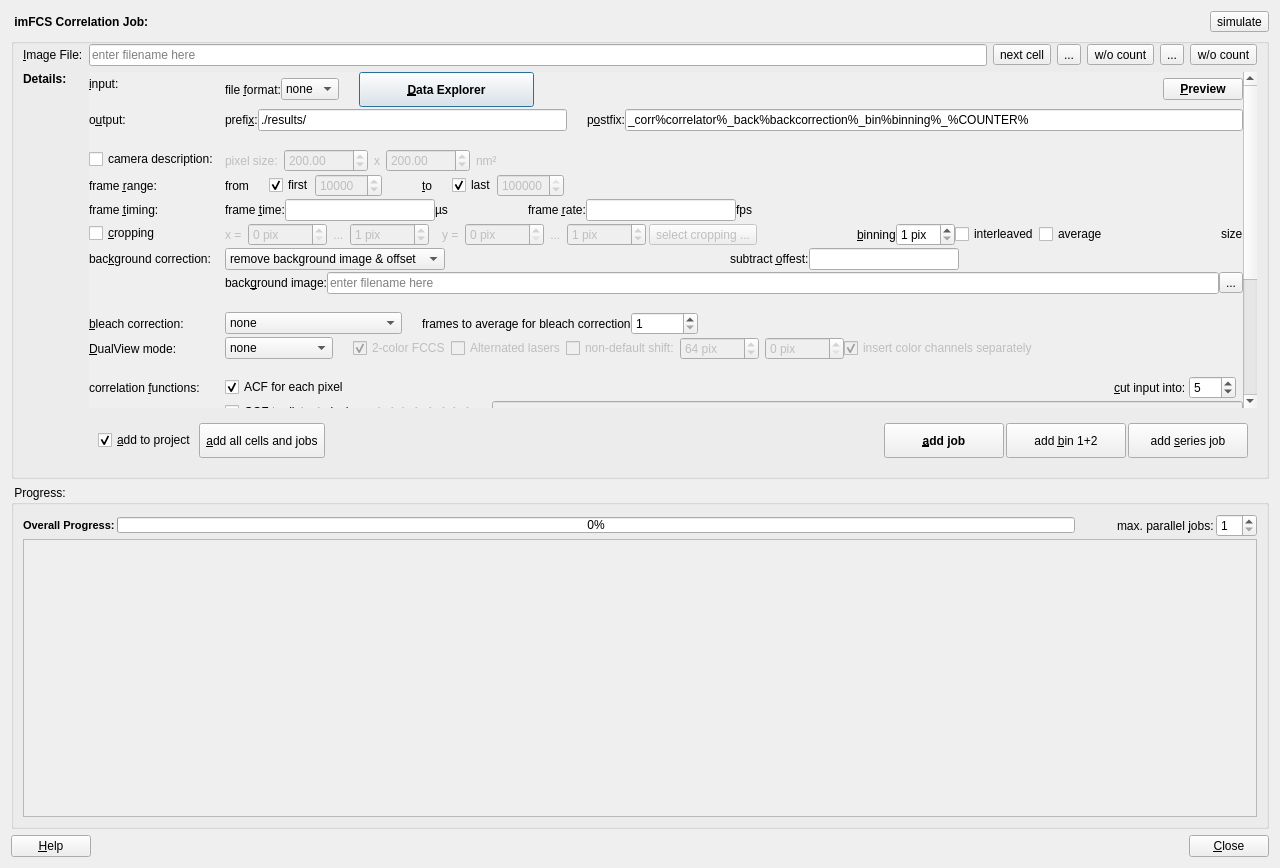
Qt form plugins/imagingfcs/qfrdrimagingfcscorrelationdialog.ui (lukl/QuickFit3) before a commit.
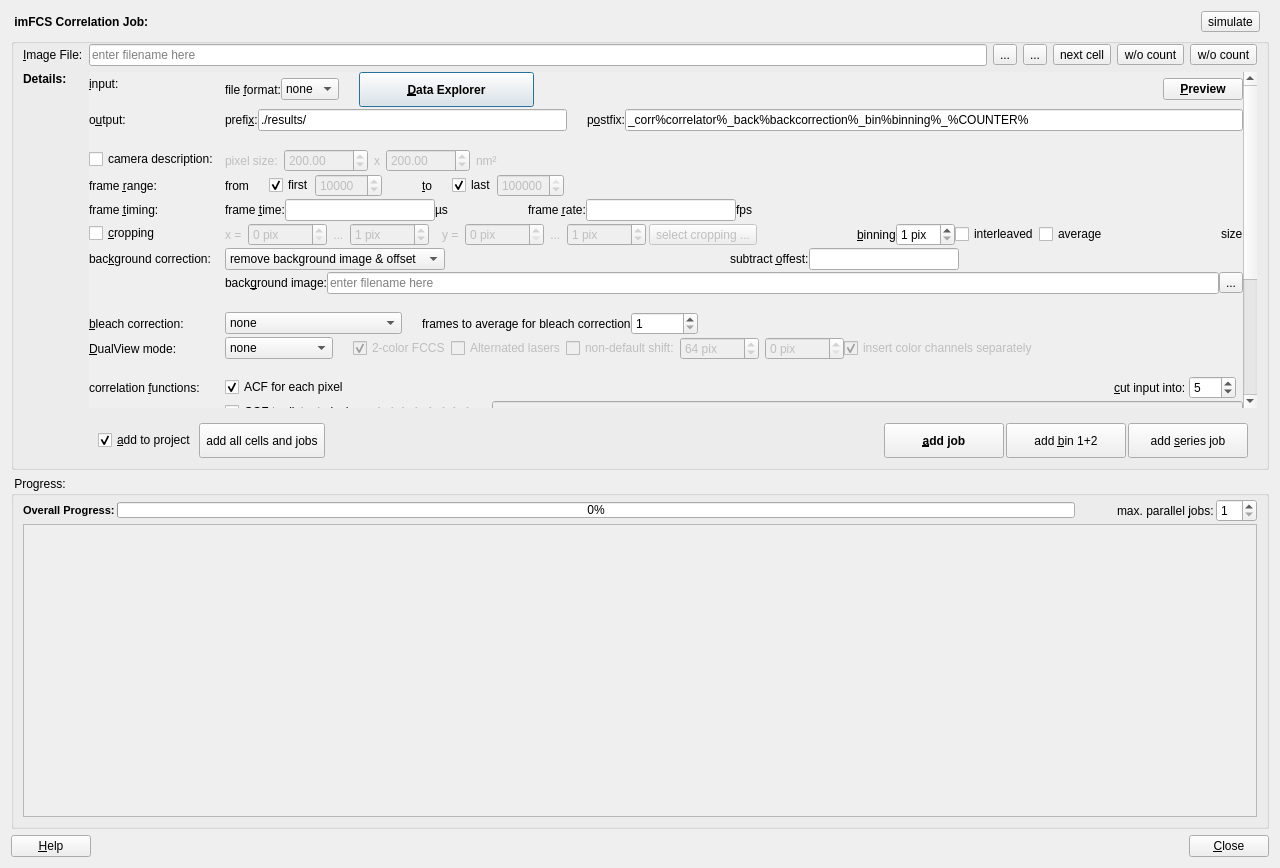
The same form after that commit. Icons and pictures are not drawn. Custom widgets are drawn as their Qt base class.

Commit message: Minor improvements to last commit, progress bar in imFCS: Correlator Plugin now also accounts for waiting threads

```diff
--- a/plugins/imagingfcs/qfrdrimagingfcscorrelationdialog.ui
+++ b/plugins/imagingfcs/qfrdrimagingfcscorrelationdialog.ui
@@ -29,6 +29,9 @@
      <property name="sizeConstraint">
       <enum>QLayout::SetFixedSize</enum>
      </property>
+     <property name="rightMargin">
+      <number>9</number>
+     </property>
      <item>
       <widget class="QLabel" name="label_49">
        <property name="font">
@@ -98,6 +101,9 @@
       <property name="topMargin">
        <number>0</number>
       </property>
+      <property name="bottomMargin">
+       <number>0</number>
+      </property>
       <item row="0" column="1">
        <layout class="QHBoxLayout" name="horizontalLayout_2" stretch="0,0,0,0,0,0">
         <item>
@@ -107,6 +113,34 @@
           </property>
          </widget>
         </item>
+        <item>
+         <widget class="QToolButton" name="btnSelectImageFile">
+          <property name="toolTip">
+           <string>select an image series file to correlate</string>
+          </property>
+          <property name="text">
+           <string>...</string>
+          </property>
+          <property name="icon">
+           <iconset resource="qfrdrimagingfcs.qrc">
+            <normaloff>:/imaging_fcs/fileopen.png</normaloff>:/imaging_fcs/fileopen.png</iconset>
+          </property>
+         </widget>
+        </item>
+        <item>
+         <widget class="QToolButton" name="btnLoad">
+          <property name="toolTip">
+           <string>read metadata from the given image series file</string>
+          </property>
+          <property name="text">
+           <string>...</string>
+          </property>
+          <property name="icon">
+           <iconset resource="qfrdrimagingfcs.qrc">
+            <normaloff>:/imaging_fcs/use_file.png</normaloff>:/imaging_fcs/use_file.png</iconset>
+          </property>
+         </widget>
+        </item>
         <item>
          <widget class="QToolButton" name="btnNextCell">
           <property name="text">
@@ -114,20 +148,6 @@
           </property>
          </widget>
         </item>
-        <item>
-         <widget class="QToolButton" name="btnSelectImageFile">
-          <property name="toolTip">
-           <string>select an image series file to correlate</string>
-          </property>
-          <property name="text">
-           <string>...</string>
-          </property>
-          <property name="icon">
-           <iconset resource="qfrdrimagingfcs.qrc">
-            <normaloff>:/imaging_fcs/fileopen.png</normaloff>:/imaging_fcs/fileopen.png</iconset>
-          </property>
-         </widget>
-        </item>
         <item>
          <widget class="QToolButton" name="btnSelectImageFileNoCount">
           <property name="toolTip">
@@ -145,20 +165,6 @@
           </property>
          </widget>
         </item>
-        <item>
-         <widget class="QToolButton" name="btnLoad">
-          <property name="toolTip">
-           <string>read metadata from the given image series file</string>
-          </property>
-          <property name="text">
-           <string>...</string>
-          </property>
-          <property name="icon">
-           <iconset resource="qfrdrimagingfcs.qrc">
-            <normaloff>:/imaging_fcs/use_file.png</normaloff>:/imaging_fcs/use_file.png</iconset>
-          </property>
-         </widget>
-        </item>
         <item>
          <widget class="QToolButton" name="btnLoadNoCount">
           <property name="toolTip">
@@ -2185,7 +2191,7 @@
             <string>read all cells with settings above and add jobs</string>
            </property>
            <property name="text">
-            <string>&amp;add all cells and jobs</string>
+            <string>add all cells and jobs</string>
            </property>
            <property name="icon">
             <iconset resource="qfrdrimagingfcs.qrc">
@@ -2320,6 +2326,9 @@
       <property name="spacing">
        <number>2</number>
       </property>
+      <property name="topMargin">
+       <number>3</number>
+      </property>
       <item>
        <layout class="QHBoxLayout" name="horizontalLayout">
         <item>
@@ -2425,7 +2434,7 @@
            <x>0</x>
            <y>0</y>
            <width>1234</width>
-           <height>200</height>
+           <height>215</height>
           </rect>
          </property>
          <property name="sizePolicy">
```
Left out of the diff: 2 changed lines with no effect on the pictures. The commit also changes 1 other file.
